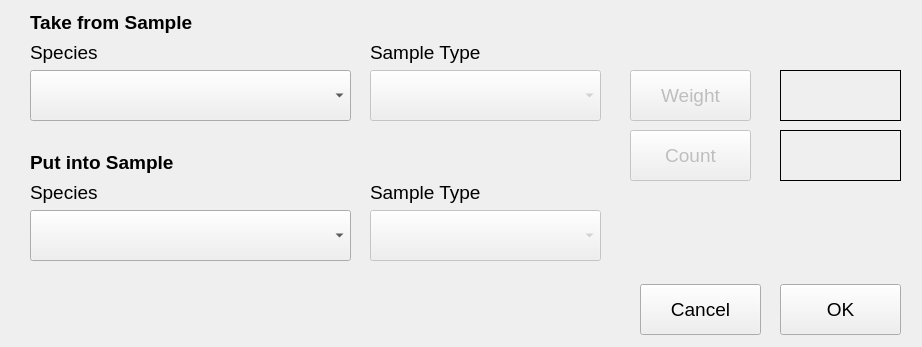
Old version of the form ui/TransferDlg.ui in the repository guyuhong/CLAMS.
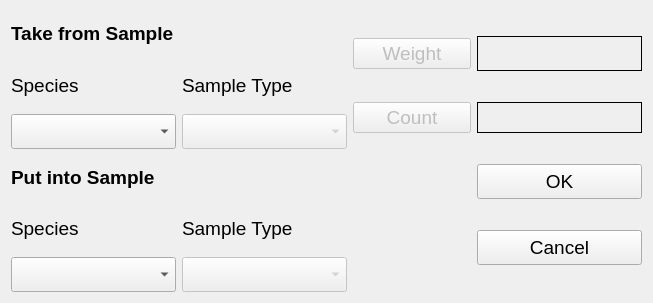
New version of the form.

```diff
--- a/ui/TransferDlg.ui
+++ b/ui/TransferDlg.ui
@@ -6,8 +6,8 @@
    <rect>
     <x>0</x>
     <y>0</y>
-    <width>922</width>
-    <height>347</height>
+    <width>653</width>
+    <height>303</height>
    </rect>
   </property>
   <property name="font">
@@ -18,101 +18,25 @@
   <property name="windowTitle">
    <string>Catch Transfer Dialog</string>
   </property>
-  <widget class="QComboBox" name="fromSampleSpc">
-   <property name="geometry">
-    <rect>
-     <x>30</x>
-     <y>70</y>
-     <width>321</width>
-     <height>51</height>
-    </rect>
-   </property>
-  </widget>
-  <widget class="QComboBox" name="toSampleSpc">
-   <property name="geometry">
-    <rect>
-     <x>30</x>
-     <y>210</y>
-     <width>321</width>
-     <height>51</height>
-    </rect>
-   </property>
-  </widget>
-  <widget class="QPushButton" name="getWtBtn">
-   <property name="enabled">
-    <bool>false</bool>
-   </property>
-   <property name="geometry">
-    <rect>
-     <x>630</x>
-     <y>70</y>
-     <width>121</width>
-     <height>51</height>
-    </rect>
-   </property>
+  <layout class="QHBoxLayout" name="horizontalLayout_2">
+   <item>
+    <layout class="QGridLayout" name="gridLayout">
+     <item row="5" column="1">
+      <widget class="QLabel" name="label_4">
    <property name="text">
-    <string>Weight</string>
-   </property>
-  </widget>
-  <widget class="QLabel" name="wtLabel">
-   <property name="enabled">
-    <bool>true</bool>
-   </property>
-   <property name="geometry">
-    <rect>
-     <x>780</x>
-     <y>70</y>
-     <width>121</width>
-     <height>51</height>
-    </rect>
-   </property>
-   <property name="font">
-    <font>
-     <pointsize>14</pointsize>
-    </font>
-   </property>
-   <property name="frameShape">
-    <enum>QFrame::Box</enum>
-   </property>
+        <string>Sample Type</string>
+       </property>
+      </widget>
+     </item>
+     <item row="1" column="1">
+      <widget class="QLabel" name="label_6">
    <property name="text">
-    <string/>
-   </property>
-  </widget>
-  <widget class="QPushButton" name="cancelBtn">
-   <property name="geometry">
-    <rect>
-     <x>640</x>
-     <y>284</y>
-     <width>121</width>
-     <height>51</height>
-    </rect>
-   </property>
-   <property name="text">
-    <string>Cancel</string>
-   </property>
-  </widget>
-  <widget class="QPushButton" name="okBtn">
-   <property name="geometry">
-    <rect>
-     <x>780</x>
-     <y>284</y>
-     <width>121</width>
-     <height>51</height>
-    </rect>
-   </property>
-   <property name="text">
-    <string>OK</string>
-   </property>
-  </widget>
+        <string>Sample Type</string>
+       </property>
+      </widget>
+     </item>
+     <item row="0" column="0">
   <widget class="QLabel" name="label">
-   <property name="geometry">
-    <rect>
-     <x>30</x>
-     <y>10</y>
-     <width>191</width>
-     <height>24</height>
-    </rect>
-   </property>
    <property name="font">
     <font>
      <weight>75</weight>
@@ -123,15 +47,22 @@
     <string>Take from Sample</string>
    </property>
   </widget>
+     </item>
+     <item row="3" column="1">
+      <widget class="QComboBox" name="fromBasketType">
+       <property name="enabled">
+        <bool>false</bool>
+       </property>
+       <property name="minimumSize">
+        <size>
+         <width>165</width>
+         <height>35</height>
+        </size>
+       </property>
+      </widget>
+     </item>
+     <item row="4" column="0">
   <widget class="QLabel" name="label_2">
-   <property name="geometry">
-    <rect>
-     <x>30</x>
-     <y>150</y>
-     <width>151</width>
-     <height>24</height>
-    </rect>
-   </property>
    <property name="font">
     <font>
      <weight>75</weight>
@@ -142,95 +73,68 @@
     <string>Put into Sample</string>
    </property>
   </widget>
-  <widget class="QComboBox" name="fromBasketType">
-   <property name="enabled">
-    <bool>false</bool>
-   </property>
-   <property name="geometry">
-    <rect>
-     <x>370</x>
-     <y>70</y>
-     <width>231</width>
-     <height>51</height>
-    </rect>
-   </property>
-  </widget>
+     </item>
+     <item row="6" column="0">
+      <widget class="QComboBox" name="toSampleSpc">
+       <property name="minimumSize">
+        <size>
+         <width>165</width>
+         <height>35</height>
+        </size>
+       </property>
+      </widget>
+     </item>
+     <item row="6" column="1">
   <widget class="QComboBox" name="toBasketType">
    <property name="enabled">
     <bool>false</bool>
    </property>
-   <property name="geometry">
-    <rect>
-     <x>370</x>
-     <y>210</y>
-     <width>231</width>
-     <height>51</height>
-    </rect>
-   </property>
-  </widget>
-  <widget class="QLabel" name="label_3">
-   <property name="geometry">
-    <rect>
-     <x>30</x>
-     <y>180</y>
-     <width>151</width>
-     <height>24</height>
-    </rect>
-   </property>
-   <property name="text">
-    <string>Species</string>
-   </property>
-  </widget>
-  <widget class="QLabel" name="label_4">
-   <property name="geometry">
-    <rect>
-     <x>370</x>
-     <y>180</y>
-     <width>151</width>
-     <height>24</height>
-    </rect>
-   </property>
-   <property name="text">
-    <string>Sample Type</string>
-   </property>
-  </widget>
+       <property name="minimumSize">
+        <size>
+         <width>165</width>
+         <height>35</height>
+        </size>
+       </property>
+      </widget>
+     </item>
+     <item row="1" column="0">
   <widget class="QLabel" name="label_5">
-   <property name="geometry">
-    <rect>
-     <x>30</x>
-     <y>40</y>
-     <width>151</width>
-     <height>24</height>
-    </rect>
-   </property>
    <property name="text">
     <string>Species</string>
    </property>
   </widget>
-  <widget class="QLabel" name="label_6">
-   <property name="geometry">
-    <rect>
-     <x>370</x>
-     <y>40</y>
-     <width>151</width>
-     <height>24</height>
-    </rect>
-   </property>
+     </item>
+     <item row="3" column="0">
+      <widget class="QComboBox" name="fromSampleSpc">
+       <property name="minimumSize">
+        <size>
+         <width>165</width>
+         <height>35</height>
+        </size>
+       </property>
+      </widget>
+     </item>
+     <item row="5" column="0">
+      <widget class="QLabel" name="label_3">
    <property name="text">
-    <string>Sample Type</string>
-   </property>
-  </widget>
+        <string>Species</string>
+       </property>
+      </widget>
+     </item>
+    </layout>
+   </item>
+   <item>
+    <layout class="QGridLayout" name="gridLayout_2">
+     <item row="1" column="1">
   <widget class="QLabel" name="cntLabel">
    <property name="enabled">
     <bool>true</bool>
    </property>
-   <property name="geometry">
-    <rect>
-     <x>780</x>
-     <y>130</y>
-     <width>121</width>
-     <height>51</height>
-    </rect>
+       <property name="minimumSize">
+        <size>
+         <width>165</width>
+         <height>0</height>
+        </size>
    </property>
    <property name="font">
     <font>
@@ -244,22 +148,83 @@
     <string/>
    </property>
   </widget>
+     </item>
+     <item row="0" column="0">
+      <widget class="QPushButton" name="getWtBtn">
+       <property name="enabled">
+        <bool>false</bool>
+       </property>
+       <property name="text">
+        <string>Weight</string>
+       </property>
+      </widget>
+     </item>
+     <item row="1" column="0">
   <widget class="QPushButton" name="getCntBtn">
    <property name="enabled">
     <bool>false</bool>
    </property>
-   <property name="geometry">
-    <rect>
-     <x>630</x>
-     <y>130</y>
-     <width>121</width>
-     <height>51</height>
-    </rect>
-   </property>
    <property name="text">
     <string>Count</string>
    </property>
   </widget>
+     </item>
+     <item row="0" column="1">
+      <widget class="QLabel" name="wtLabel">
+       <property name="enabled">
+        <bool>true</bool>
+       </property>
+       <property name="minimumSize">
+        <size>
+         <width>165</width>
+         <height>35</height>
+        </size>
+       </property>
+       <property name="font">
+        <font>
+         <pointsize>14</pointsize>
+        </font>
+       </property>
+       <property name="frameShape">
+        <enum>QFrame::Box</enum>
+       </property>
+       <property name="text">
+        <string/>
+       </property>
+      </widget>
+     </item>
+     <item row="2" column="1">
+      <widget class="QPushButton" name="okBtn">
+       <property name="minimumSize">
+        <size>
+         <width>165</width>
+         <height>35</height>
+        </size>
+       </property>
+       <property name="text">
+        <string>OK</string>
+       </property>
+      </widget>
+     </item>
+     <item row="3" column="1">
+      <widget class="QPushButton" name="cancelBtn">
+       <property name="minimumSize">
+        <size>
+         <width>165</width>
+         <height>35</height>
+        </size>
+       </property>
+       <property name="text">
+        <string>Cancel</string>
+       </property>
+      </widget>
+     </item>
+    </layout>
+   </item>
+  </layout>
+  <zorder>gridLayoutWidget</zorder>
+  <zorder>label_5</zorder>
+  <zorder>gridLayoutWidget_2</zorder>
  </widget>
  <resources/>
  <connections/>
```
Lines whose indentation alone changed are shown as unchanged.
